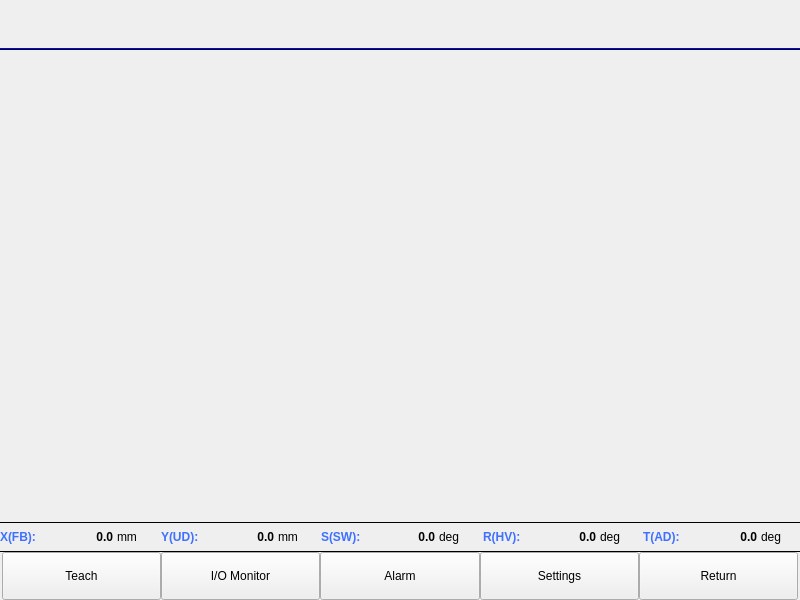
Before: the Qt Designer form mainframe_8.ui in GaussCheng/2-5AxisPunch, drawn with Qt 5.
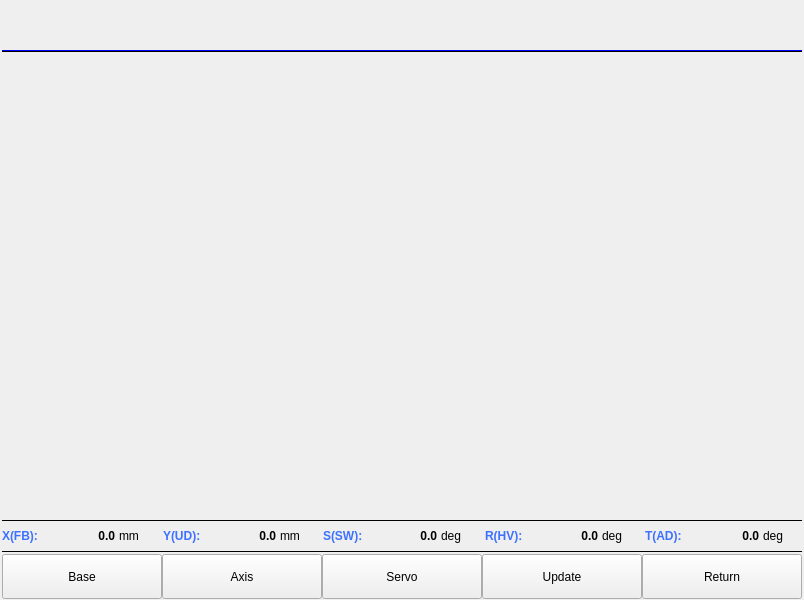
After: the same form once the commit is applied. The open tabs and pages were chosen to show the change. Custom widgets are drawn as their Qt base class.

The edit to the form file:
```diff
--- a/mainframe_8.ui
+++ b/mainframe_8.ui
@@ -21,19 +21,19 @@
   </property>
   <layout class="QVBoxLayout" name="verticalLayout">
    <property name="spacing">
-    <number>0</number>
+    <number>1</number>
    </property>
    <property name="leftMargin">
-    <number>0</number>
+    <number>2</number>
    </property>
    <property name="topMargin">
-    <number>0</number>
+    <number>1</number>
    </property>
    <property name="rightMargin">
-    <number>0</number>
+    <number>2</number>
    </property>
    <property name="bottomMargin">
-    <number>0</number>
+    <number>1</number>
    </property>
    <item>
     <widget class="QWidget" name="headerContainer" native="true">
@@ -801,22 +801,30 @@
     </widget>
    </item>
    <item>
-    <layout class="QHBoxLayout" name="categoryButtonLayout">
+    <widget class="QStackedWidget" name="stackedWidget">
+     <property name="maximumSize">
+      <size>
+       <width>16777215</width>
+       <height>45</height>
+      </size>
+     </property>
+     <property name="currentIndex">
+      <number>0</number>
+     </property>
+     <widget class="QWidget" name="page">
+      <layout class="QHBoxLayout" name="horizontalLayout_2">
      <property name="spacing">
       <number>0</number>
      </property>
-     <property name="leftMargin">
-      <number>2</number>
-     </property>
-     <property name="rightMargin">
-      <number>2</number>
+       <property name="margin">
+        <number>0</number>
      </property>
      <item>
       <widget class="QPushButton" name="teachButton">
        <property name="minimumSize">
         <size>
          <width>0</width>
-         <height>48</height>
+           <height>45</height>
         </size>
        </property>
        <property name="text">
@@ -835,7 +843,13 @@
        <property name="minimumSize">
         <size>
          <width>0</width>
-         <height>32</height>
+           <height>45</height>
+          </size>
+         </property>
+         <property name="maximumSize">
+          <size>
+           <width>16777215</width>
+           <height>16777215</height>
         </size>
        </property>
        <property name="text">
@@ -854,7 +868,13 @@
        <property name="minimumSize">
         <size>
          <width>0</width>
-         <height>32</height>
+           <height>45</height>
+          </size>
+         </property>
+         <property name="maximumSize">
+          <size>
+           <width>16777215</width>
+           <height>16777215</height>
         </size>
        </property>
        <property name="text">
@@ -873,7 +893,13 @@
        <property name="minimumSize">
         <size>
          <width>0</width>
-         <height>32</height>
+           <height>45</height>
+          </size>
+         </property>
+         <property name="maximumSize">
+          <size>
+           <width>16777215</width>
+           <height>16777215</height>
         </size>
        </property>
        <property name="text">
@@ -892,15 +918,128 @@
        <property name="minimumSize">
         <size>
          <width>0</width>
-         <height>32</height>
-        </size>
-       </property>
+           <height>45</height>
+          </size>
+         </property>
+         <property name="maximumSize">
+          <size>
+           <width>16777215</width>
+           <height>16777215</height>
+          </size>
+         </property>
        <property name="text">
         <string>Return</string>
        </property>
       </widget>
      </item>
     </layout>
+     </widget>
+     <widget class="QWidget" name="page_2">
+      <layout class="QHBoxLayout" name="horizontalLayout_3">
+       <property name="spacing">
+        <number>0</number>
+       </property>
+       <property name="margin">
+        <number>0</number>
+       </property>
+       <item>
+        <widget class="QPushButton" name="baseButton">
+         <property name="minimumSize">
+          <size>
+           <width>0</width>
+           <height>45</height>
+          </size>
+         </property>
+         <property name="text">
+          <string>Base</string>
+         </property>
+         <property name="checkable">
+          <bool>true</bool>
+         </property>
+         <attribute name="buttonGroup">
+          <string notr="true">buttonGroup</string>
+         </attribute>
+        </widget>
+       </item>
+       <item>
+        <widget class="QPushButton" name="axisButton">
+         <property name="minimumSize">
+          <size>
+           <width>0</width>
+           <height>45</height>
+          </size>
+         </property>
+         <property name="text">
+          <string>Axis</string>
+         </property>
+         <property name="checkable">
+          <bool>true</bool>
+         </property>
+         <attribute name="buttonGroup">
+          <string notr="true">buttonGroup</string>
+         </attribute>
+        </widget>
+       </item>
+       <item>
+        <widget class="QPushButton" name="servoButton">
+         <property name="minimumSize">
+          <size>
+           <width>0</width>
+           <height>45</height>
+          </size>
+         </property>
+         <property name="text">
+          <string>Servo</string>
+         </property>
+         <property name="checkable">
+          <bool>true</bool>
+         </property>
+         <attribute name="buttonGroup">
+          <string notr="true">buttonGroup</string>
+         </attribute>
+        </widget>
+       </item>
+       <item>
+        <widget class="QPushButton" name="updateButton">
+         <property name="minimumSize">
+          <size>
+           <width>0</width>
+           <height>45</height>
+          </size>
+         </property>
+         <property name="text">
+          <string>Update</string>
+         </property>
+         <property name="checkable">
+          <bool>true</bool>
+         </property>
+         <attribute name="buttonGroup">
+          <string notr="true">buttonGroup</string>
+         </attribute>
+        </widget>
+       </item>
+       <item>
+        <widget class="QPushButton" name="SettingReturn">
+         <property name="minimumSize">
+          <size>
+           <width>0</width>
+           <height>45</height>
+          </size>
+         </property>
+         <property name="text">
+          <string>Return</string>
+         </property>
+         <property name="checkable">
+          <bool>true</bool>
+         </property>
+         <attribute name="buttonGroup">
+          <string notr="true">buttonGroup</string>
+         </attribute>
+        </widget>
+       </item>
+      </layout>
+     </widget>
+    </widget>
    </item>
   </layout>
  </widget>
```
Left out of the diff: 3 changed lines with no effect on the pictures. Lines whose indentation alone changed are shown as unchanged.
